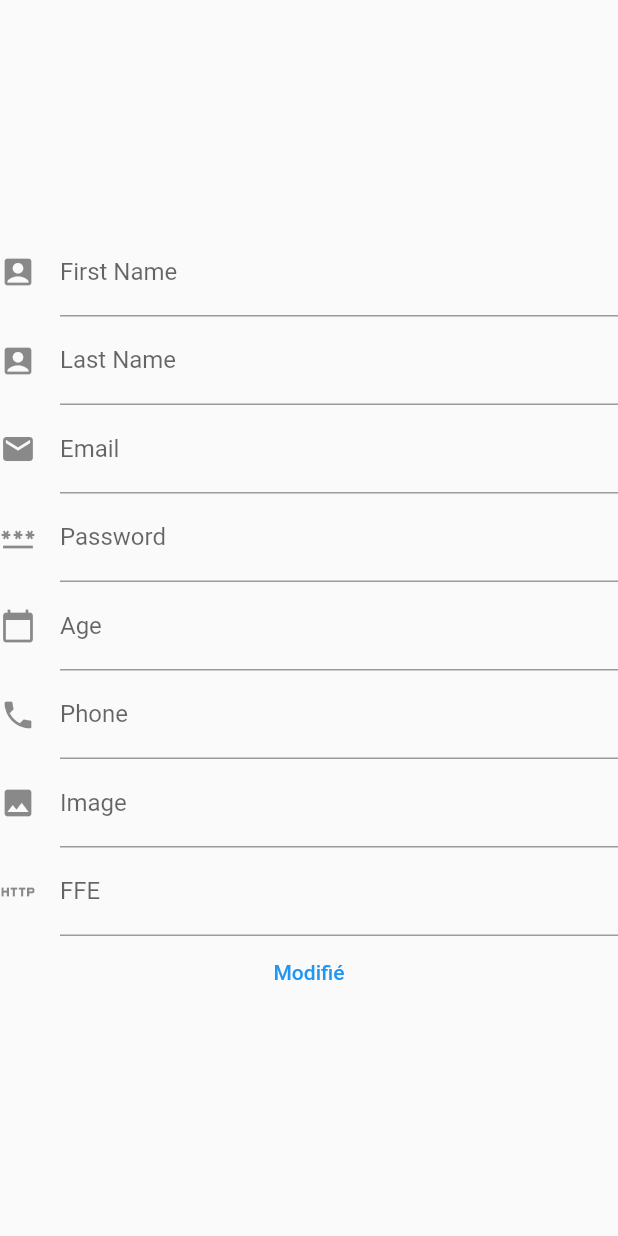
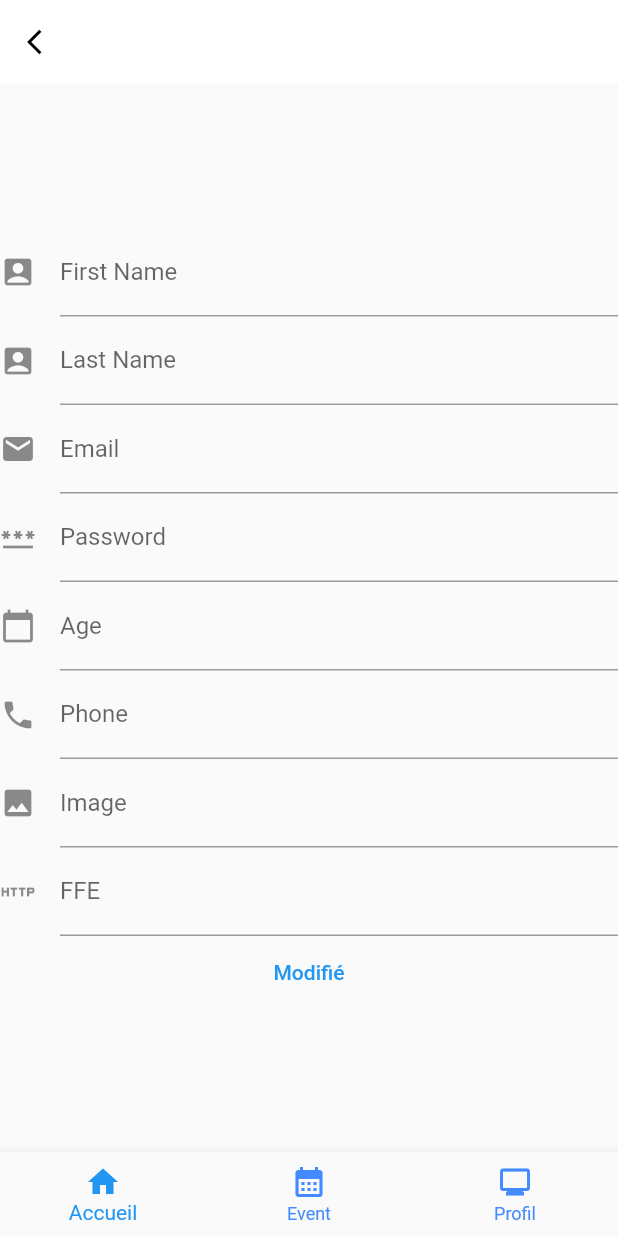
Before and after one commit to walidhaddoury/App-Flutter, a Flutter app: the UserProfil screen opened directly, on a phone screen of 412 x 824 dp. Run offline on Flutter 3.47's test engine with Material 2 defaults, Android fonts, the phone set to English and light mode, and no system bars; missing offline and left inert: flutter_calendar_widget, mongo_dart; statements that could not run were skipped.

```diff
--- a/lib/Database/mongodb.dart
+++ b/lib/Database/mongodb.dart
@@ -5,6 +5,7 @@ import 'constant.dart';
 
 var horseCollection;
 var userCollection;
+var EventCollection;
 
 class MongoDatabase {
   static var db;
@@ -13,6 +14,7 @@ class MongoDatabase {
     db = await Db.create(MONGO_URL);
     userCollection = db.collection(COLLECTION_NAME);
     horseCollection = db.collection(COLLECTION_HORSE);
+    EventCollection = db.collection(COLLECTION_EVENT);
     await db.open();
     inspect(db);
   }
@@ -81,4 +83,16 @@ class MongoDatabase {
     await userCollection.updateMany(where.eq("name", nameForId), modify.set("gender", gender));
 
   }
+
+  static updateEvent(String Name, List Ground, List Discipline, List Duration, DateTime reservationDate, String reservationTime) async {
+    var Event = await EventCollection.insertOne({
+      "Name": Name,
+      "Ground": Ground,
+      "Discipline": Discipline,
+      "Duration": Duration,
+      "reservationDate": reservationDate,
+      "reservationTime": reservationTime});
+    print(Event);
+    return Event;
+  }
 }
--- /dev/null
+++ b/lib/NavBar.dart
@@ -0,0 +1,43 @@
+import 'package:flutter/material.dart';
+import 'package:projet_flutter_pmu/UserModel/UserProfil.dart';
+import 'package:projet_flutter_pmu/main.dart';
+
+import 'EventModel/reding_course.dart';
+
+Widget generalBottomNavigationBar(BuildContext context){
+  int index=0;
+
+
+  return BottomNavigationBar(
+    unselectedItemColor: Colors.blueAccent,
+    currentIndex: index,
+    items: [
+      BottomNavigationBarItem(
+          icon: Icon(Icons.home),
+          label: 'Accueil'),
+
+      BottomNavigationBarItem(
+          icon: Icon(Icons.calendar_month),
+          label: 'Event'),
+      BottomNavigationBarItem(
+          icon: Icon(Icons.monitor),
+          label: 'Profil')
+    ],onTap: (value){
+    switch(value){
+      case 0:
+        Navigator.push(context, MaterialPageRoute(builder: (BuildContext) => (MyHomePage(title: "Bonjour",))));
+        break;
+      case 1:
+        Navigator.push(context, MaterialPageRoute(builder: (BuildContext) => RidingCourses()));
+        break;
+      case 2:
+        Navigator.push(context, MaterialPageRoute(builder: (BuildContext) => UserProfil()));
+        break;
+    }
+
+  },
+
+
+  );
+
+}
--- a/lib/UserModel/UserProfil.dart
+++ b/lib/UserModel/UserProfil.dart
@@ -6,6 +6,8 @@ import 'package:flutter/services.dart';
 import 'package:projet_flutter_pmu/UserModel/UserClass.dart';
 
 import '../Database/mongodb.dart';
+import '../NavBar.dart';
+import '../main.dart';
 
 class UserProfil extends StatefulWidget {
   const UserProfil({super.key});
@@ -80,6 +82,25 @@ class _UserProfilState extends State<UserProfil> {
     });
 
     return Scaffold(
+      appBar: AppBar(
+        elevation: 0,
+        backgroundColor: Colors.white,
+        leading: IconButton(
+            onPressed: () {
+              Navigator.pop(context);
+            },
+            icon: const Icon(
+              Icons.arrow_back_ios,
+              size: 20,
+              color: Colors.black,
+            )),
+        systemOverlayStyle: SystemUiOverlayStyle.dark,
+        /*actions: [
+          IconButton(onPressed: () {Navigator.push(context, MaterialPageRoute(builder: (BuildContext) => (MyHomePage(title: "Bonjour",))));
+        }, icon: Icon(Icons.home)),
+        ],*/
+      ),
+      bottomNavigationBar: generalBottomNavigationBar(context),
       body: Form(
         child: Column(
           mainAxisAlignment: MainAxisAlignment.center,
--- a/lib/UserModel/login.dart
+++ b/lib/UserModel/login.dart
@@ -1,6 +1,7 @@
 
 import 'package:flutter/material.dart';
 import 'package:flutter/services.dart';
+import 'package:projet_flutter_pmu/UserModel/UserProfil.dart';
 
 import '../Database/mongodb.dart';
 import 'UserClass.dart';
@@ -87,6 +88,10 @@ class _Login extends State<Login> {
                             print("===========================VALIDER===========================");
                           }
                         }
+                        Navigator.push(
+                            context,
+                            MaterialPageRoute(
+                                builder: (context) => UserProfil()));
                       },
                       shape: RoundedRectangleBorder(
                           borderRadius: BorderRadius.circular(40)
--- a/lib/main.dart
+++ b/lib/main.dart
@@ -17,12 +17,13 @@ class MyApp extends StatelessWidget {
   @override
   Widget build(BuildContext context) {
     return MaterialApp(
+      debugShowCheckedModeBanner: false,
       routes: {
         'register': (context) => const Register(),
         'login': (context) => const Login(),
       },
       home: const MyHomePage(title: "Home"),
-      title: 'Flutter Demo',
+      title: 'PMU',
       theme: ThemeData(
         primarySwatch: Colors.blue,
       ),
--- a/pubspec.yaml
+++ b/pubspec.yaml
@@ -40,6 +40,8 @@ dependencies:
   cupertino_icons: ^1.0.2
 
   mongo_dart: ^0.8.1
+
+  flutter_calendar_widget: ^0.0.2
 
 dev_dependencies:
   flutter_test:
```
Also changed, not shown: lib/EventModel/reding_course.dart (added, +278 -0 lines), lib/UserModel/register.dart (+7 -0 lines), pubspec.lock.
